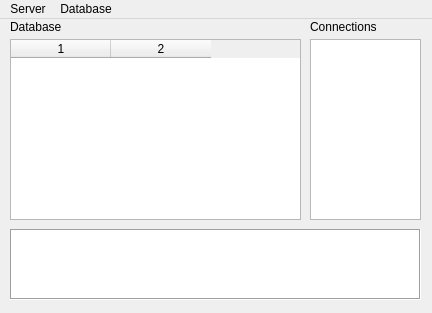
Qt form Server/server.ui (Jasyer/Praktikum) before a commit.
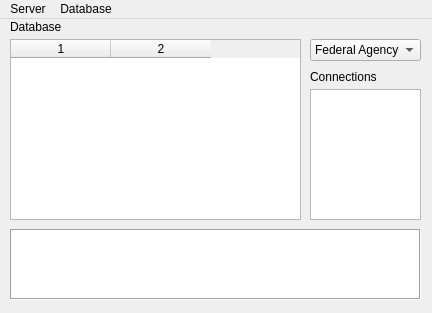
The same form after that commit.

The edit to the form file:
```diff
--- a/Server/server.ui
+++ b/Server/server.ui
@@ -72,9 +72,9 @@
     <property name="geometry">
      <rect>
       <x>310</x>
-      <y>20</y>
+      <y>70</y>
       <width>111</width>
-      <height>181</height>
+      <height>131</height>
      </rect>
     </property>
     <property name="sizePolicy">
@@ -88,7 +88,7 @@
     <property name="geometry">
      <rect>
       <x>310</x>
-      <y>0</y>
+      <y>50</y>
       <width>71</width>
       <height>16</height>
      </rect>
@@ -97,6 +97,35 @@
      <string>Connections</string>
     </property>
    </widget>
+   <widget class="QComboBox" name="typeCompany">
+    <property name="geometry">
+     <rect>
+      <x>310</x>
+      <y>20</y>
+      <width>111</width>
+      <height>22</height>
+     </rect>
+    </property>
+    <property name="currentIndex">
+     <number>0</number>
+    </property>
+    <property name="maxVisibleItems">
+     <number>2</number>
+    </property>
+    <property name="maxCount">
+     <number>2</number>
+    </property>
+    <item>
+     <property name="text">
+      <string>Federal Agency</string>
+     </property>
+    </item>
+    <item>
+     <property name="text">
+      <string>Ministry</string>
+     </property>
+    </item>
+   </widget>
   </widget>
   <widget class="QMenuBar" name="menuBar">
    <property name="geometry">
```
Left out of the diff: 7 changed lines with no effect on the pictures.
